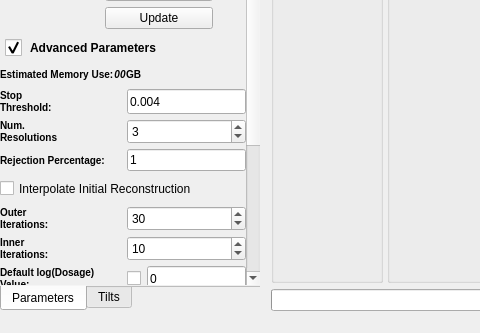
Above: Code/Applications/TEMBIR/UI_Files/TEMBIRGui.ui from OpenMBIR/OpenMBIR-TEM before the change; both pictures show x 0 to 480 and y 488 to 821 of the 1165 by 821 pixel window. Below: the same form after it.
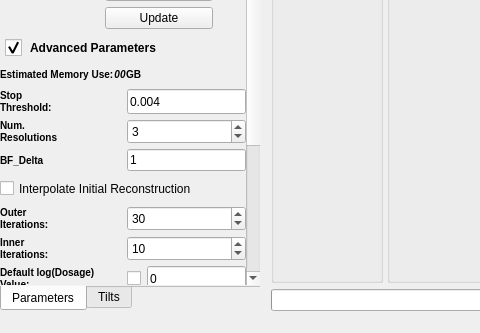
That is the form after the change. Icons and pictures are not drawn. Custom widgets are drawn as their Qt base class.

```diff
--- a/Code/Applications/TEMBIR/UI_Files/TEMBIRGui.ui
+++ b/Code/Applications/TEMBIR/UI_Files/TEMBIRGui.ui
@@ -537,8 +537,8 @@
             <property name="geometry">
              <rect>
               <x>0</x>
-              <y>0</y>
-              <width>264</width>
+              <y>-159</y>
+              <width>262</width>
               <height>898</height>
              </rect>
             </property>
@@ -1395,7 +1395,7 @@
 }</string>
                   </property>
                   <property name="text">
-                   <string>Rejection Percentage:</string>
+                   <string>BF_Delta</string>
                   </property>
                  </widget>
                 </item>
```
